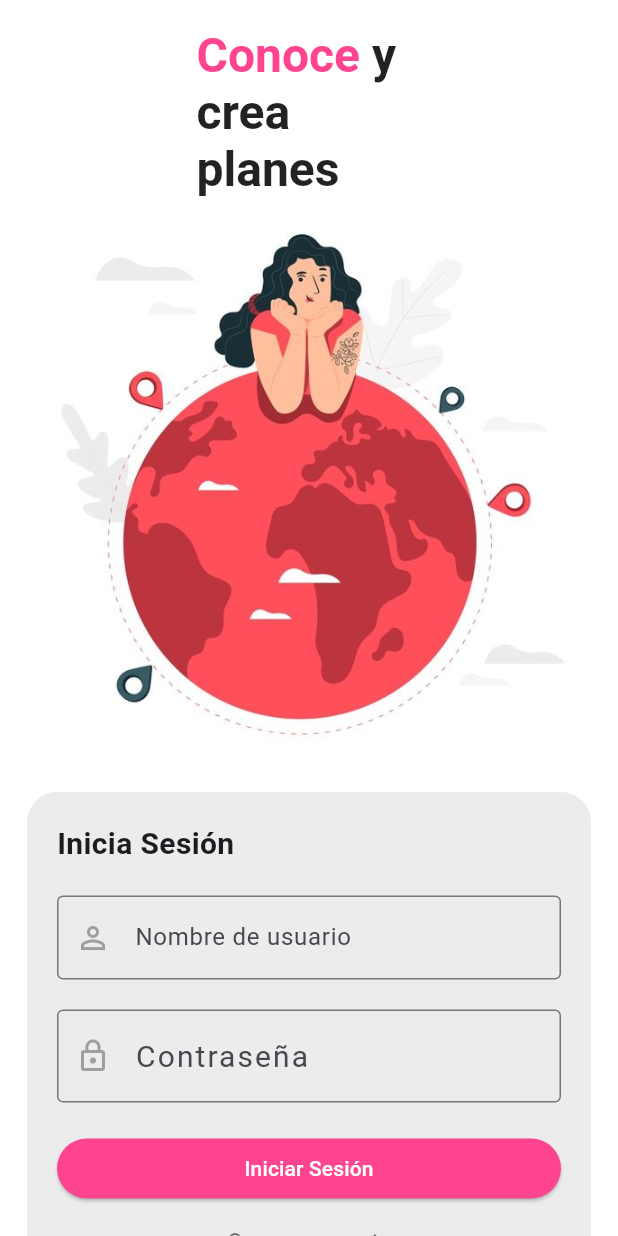
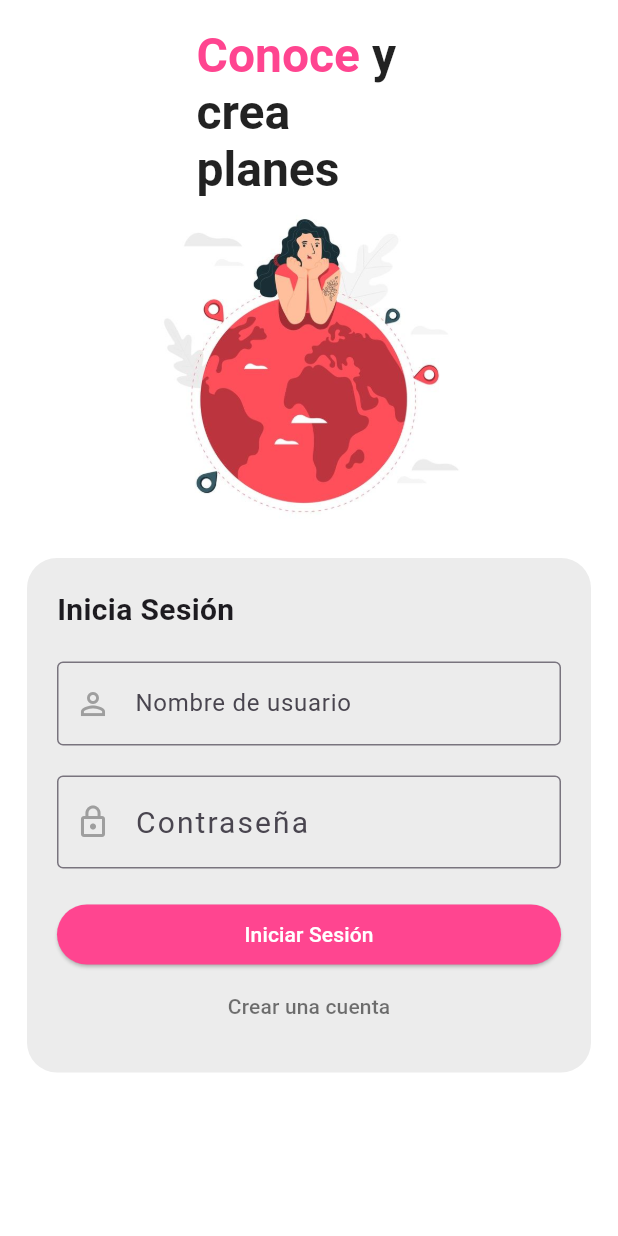
Before and after one commit to BionicHawk/random_meetings, a Flutter app: the screen it shows after launch, on a phone screen of 412 x 824 dp. Run offline on Flutter 3.47's test engine with Material 2 defaults, Android fonts, the phone set to English and light mode, and no system bars.

Commit message:
Cambio de tamaño en la imagen

```diff
--- a/lib/screens/login/login.dart
+++ b/lib/screens/login/login.dart
@@ -163,7 +163,7 @@ class LoginScreen extends StatelessWidget {
                   child: mainTitle,
                 ),
                 SizedBox(
-                  child: Image.asset('assets/login.jpeg'),
+                  child: Image.asset('assets/login.jpeg', width: 220),
                 ),
                 Container(
                     margin: const EdgeInsets.symmetric(vertical: 20),
```
